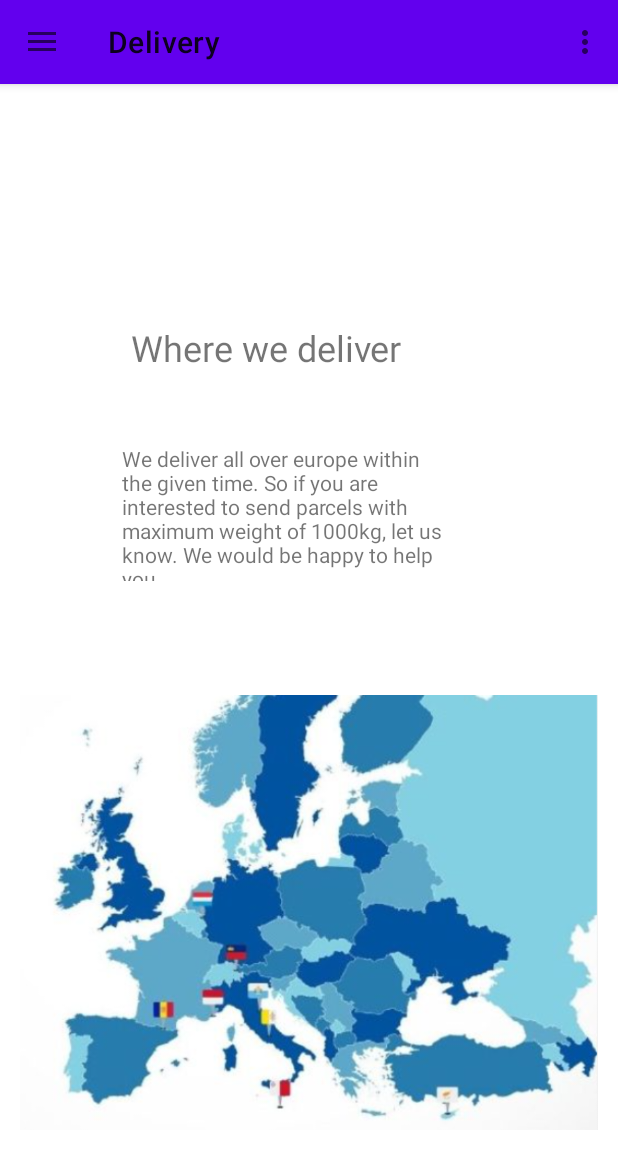
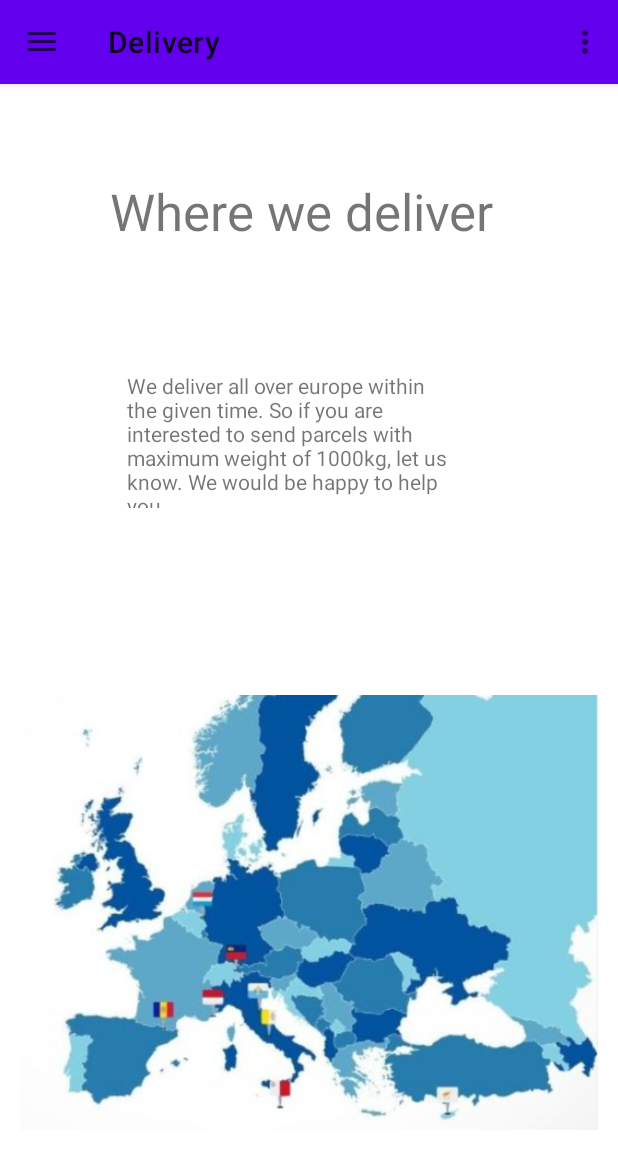
Before and after one commit to ancahutupasu/HeServices2, an Android app: the DeliveryFragment screen opened through its navigation route, on a phone screen of 412 x 824 dp. Shown: the top 1169 px of the screen. Run offline under Robolectric (Android 15) with nearby library versions, the phone set to English and light mode, and no system bars; our stand-ins replace navigation-ui.

Commit message:
fragment currior update

```diff
--- a/app/src/main/res/layout/fragment_delivery.xml
+++ b/app/src/main/res/layout/fragment_delivery.xml
@@ -7,21 +7,22 @@
 
     <LinearLayout
         android:id="@+id/linearLayout11"
-        android:layout_width="237dp"
-        android:layout_height="63dp"
+        android:layout_width="299dp"
+        android:layout_height="91dp"
         android:orientation="horizontal"
         app:layout_constraintBottom_toBottomOf="parent"
         app:layout_constraintEnd_toEndOf="parent"
+        app:layout_constraintHorizontal_bias="0.651"
         app:layout_constraintStart_toStartOf="parent"
         app:layout_constraintTop_toTopOf="parent"
-        app:layout_constraintVertical_bias="0.226">
+        app:layout_constraintVertical_bias="0.092">
 
         <TextView
             android:id="@+id/deliver"
-            android:layout_width="221dp"
-            android:layout_height="46dp"
+            android:layout_width="281dp"
+            android:layout_height="76dp"
             android:text="Where we deliver"
-            android:textSize="24sp" />
+            android:textSize="34sp" />
     </LinearLayout>
 
     <LinearLayout
@@ -47,10 +48,9 @@
         android:orientation="horizontal"
         app:layout_constraintBottom_toBottomOf="parent"
         app:layout_constraintEnd_toEndOf="parent"
-        app:layout_constraintHorizontal_bias="0.482"
         app:layout_constraintStart_toStartOf="parent"
         app:layout_constraintTop_toTopOf="parent"
-        app:layout_constraintVertical_bias="0.367">
+        app:layout_constraintVertical_bias="0.292">
 
         <TextView
             android:id="@+id/textView3"
```
Also changed, not shown: app/src/main/res/layout/fragment_about.xml (+6 -6 lines), app/src/main/res/layout/fragment_currior.xml (+56 -1 lines), app/src/main/res/drawable-v24/currior.png (added).
